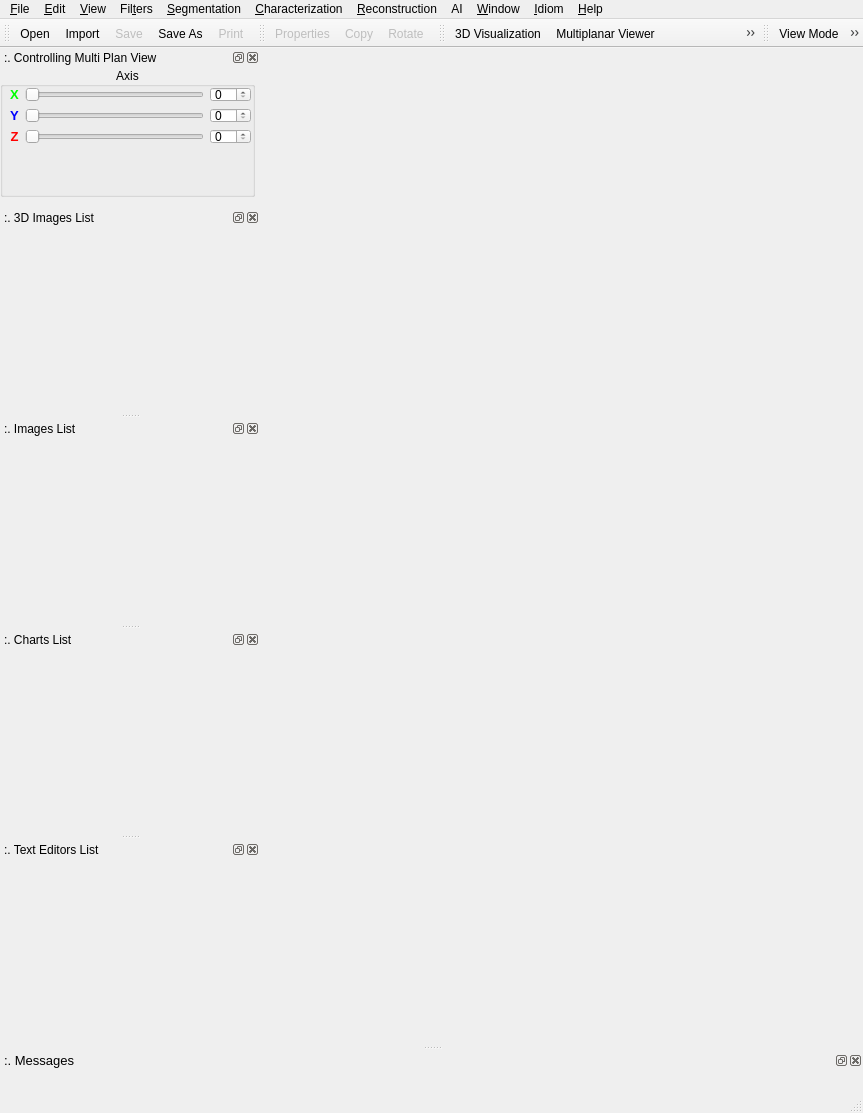
Before: the Qt Designer form src/lvpinterface.ui in ldsc/lvp, drawn with Qt 5.
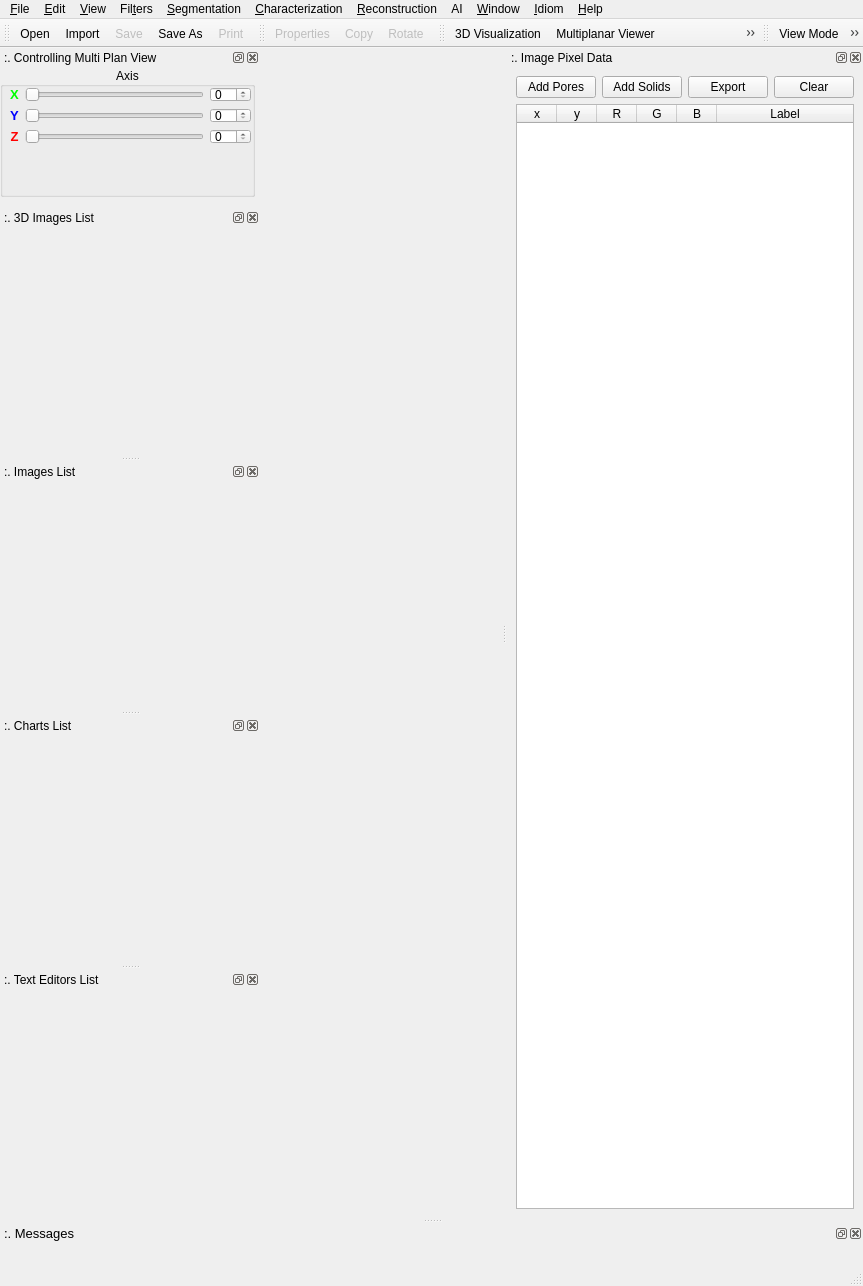
After: the same form once the commit is applied. Icons and pictures are not drawn.

Commit message: create Image Pixel Data widget layout

The edit to the form file:
```diff
--- a/src/lvpinterface.ui
+++ b/src/lvpinterface.ui
@@ -14,7 +14,7 @@
     <x>0</x>
     <y>0</y>
     <width>863</width>
-    <height>1113</height>
+    <height>1286</height>
    </rect>
   </property>
   <property name="windowTitle">
@@ -772,6 +772,104 @@
    </attribute>
    <widget class="QWidget" name="dockWidgetContentsMessages"/>
   </widget>
+  <widget class="QDockWidget" name="dockWidgetImagePixelData">
+   <property name="enabled">
+    <bool>true</bool>
+   </property>
+   <property name="features">
+    <set>QDockWidget::DockWidgetClosable|QDockWidget::DockWidgetFloatable</set>
+   </property>
+   <property name="allowedAreas">
+    <set>Qt::LeftDockWidgetArea|Qt::RightDockWidgetArea</set>
+   </property>
+   <property name="windowTitle">
+    <string>:. Image Pixel Data</string>
+   </property>
+   <attribute name="dockWidgetArea">
+    <number>2</number>
+   </attribute>
+   <widget class="QWidget" name="dockWidgetImagePixelDataList">
+    <layout class="QGridLayout" name="gridLayout_2">
+     <item row="1" column="0" colspan="4">
+      <widget class="QTableWidget" name="tableWidget">
+       <property name="sizePolicy">
+        <sizepolicy hsizetype="Minimum" vsizetype="Minimum">
+         <horstretch>0</horstretch>
+         <verstretch>0</verstretch>
+        </sizepolicy>
+       </property>
+       <attribute name="horizontalHeaderCascadingSectionResizes">
+        <bool>false</bool>
+       </attribute>
+       <attribute name="horizontalHeaderDefaultSectionSize">
+        <number>40</number>
+       </attribute>
+       <attribute name="horizontalHeaderStretchLastSection">
+        <bool>true</bool>
+       </attribute>
+       <column>
+        <property name="text">
+         <string>x</string>
+        </property>
+       </column>
+       <column>
+        <property name="text">
+         <string>y</string>
+        </property>
+       </column>
+       <column>
+        <property name="text">
+         <string>R</string>
+        </property>
+       </column>
+       <column>
+        <property name="text">
+         <string>G</string>
+        </property>
+       </column>
+       <column>
+        <property name="text">
+         <string>B</string>
+        </property>
+       </column>
+       <column>
+        <property name="text">
+         <string>Label</string>
+        </property>
+       </column>
+      </widget>
+     </item>
+     <item row="0" column="1">
+      <widget class="QPushButton" name="actionAddSolids">
+       <property name="text">
+        <string>Add Solids</string>
+       </property>
+      </widget>
+     </item>
+     <item row="0" column="0">
+      <widget class="QPushButton" name="actionAddPores">
+       <property name="text">
+        <string>Add Pores</string>
+       </property>
+      </widget>
+     </item>
+     <item row="0" column="3">
+      <widget class="QPushButton" name="actionClear">
+       <property name="text">
+        <string>Clear</string>
+       </property>
+      </widget>
+     </item>
+     <item row="0" column="2">
+      <widget class="QPushButton" name="actionExportData">
+       <property name="text">
+        <string>Export</string>
+       </property>
+      </widget>
+     </item>
+    </layout>
+   </widget>
+  </widget>
   <action name="actionOpen">
    <property name="enabled">
     <bool>true</bool>
```
Left out of the diff: 1 changed line with no effect on the pictures. The commit also changes 1 other file.
